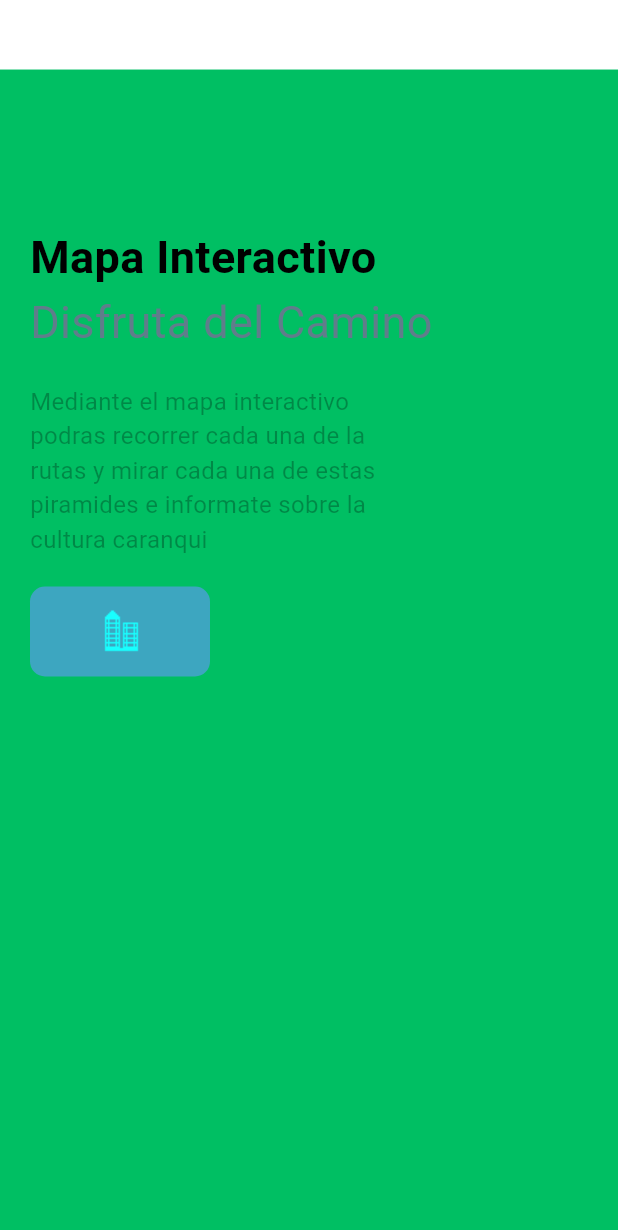
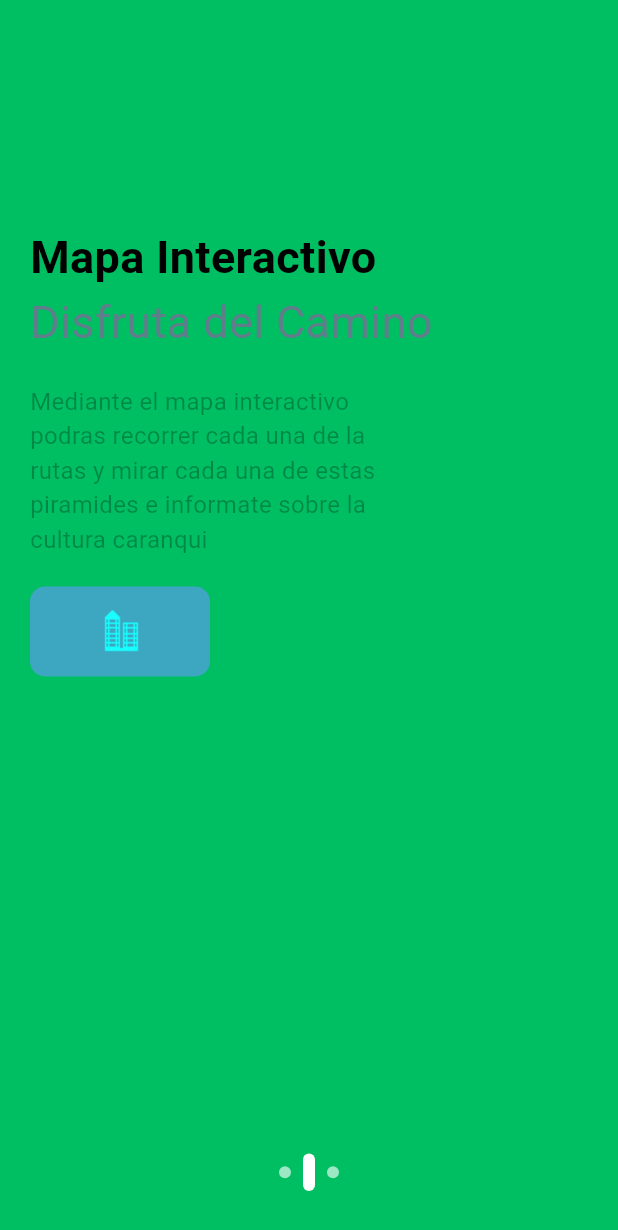
Before and after one commit to WesitosFsa/Karmadame, a Flutter app: the screen it shows after launch, swiped to page 2, on a phone screen of 412 x 824 dp. Shown: the top 1230 px of the screen. Run offline on Flutter 3.47's test engine with Material 3 defaults, Android fonts, the phone set to English and light mode, and no system bars.

Commit message:
detalles en slider

```diff
--- a/cochasqui_mitad_del_mundo/lib/screens/welcome_cochasqui_screen.dart
+++ b/cochasqui_mitad_del_mundo/lib/screens/welcome_cochasqui_screen.dart
@@ -60,30 +60,50 @@
               )
           ),
           //Texto en mi imagen
-          child:Container(
-            margin: const EdgeInsets.only(top: 150 , left: 20,right: 20),
-            // Haremos una columna que va mostrar el texto
-            child:Row(
-              children: [
-                Column(
+          child: Stack(
+          children: [
+              Container(
+                margin: const EdgeInsets.only(top: 150, left: 20, right: 20),
+                child: Column(
                   crossAxisAlignment: CrossAxisAlignment.start,
                   children: [
                     text_bold(text: slidertextotitulo[index]),
-                    text_simple(text: slidertextosubtitulo[index] ,color: Colors.blueGrey,size: 30),
-                    //Espacio entre el texto y el otro container
-                    SizedBox(height: 20,),
+                    text_simple(text: slidertextosubtitulo[index], color: Colors.blueGrey, size: 30),
+                    SizedBox(height: 20),
                     Container(
                       width: 250,
                       child: text_simple(text: slidertexto[index]),
+                    ),
+                    SizedBox(height: 20),
+                    ButtonR(width: 120),
+                  ],
+                ),
+              ),
+              Align(
+                alignment: Alignment.bottomCenter,
+                child: Container(
+                  margin: const EdgeInsets.only(bottom: 30),
+                  child: Row(
+                    mainAxisAlignment: MainAxisAlignment.center,
+                    children: List.generate(3, (indexDots) {
+                      return Container(
+                        margin: const EdgeInsets.symmetric(horizontal: 4),
+                        width: 8,
+                        height: index == indexDots ? 25 : 8,
+                        decoration: BoxDecoration(
+                          borderRadius: BorderRadius.circular(8),
+                          color: index == indexDots
+                              ? Colors.white
+                              : const Color.fromARGB(158, 255, 255, 255),
+                        ),
+                      );
+                    }),
+                  ),
+                ),
+              ),
+            ],
+          ),
 
-                    ),
-                    SizedBox(height: 20,),
-                    ButtonR(width: 120,)
-                  ],
-                )
-              ],
-            )
-          )
         );
       }),
     );
```
Also changed, not shown: cochasqui_mitad_del_mundo/assets/images/slider2.png.
